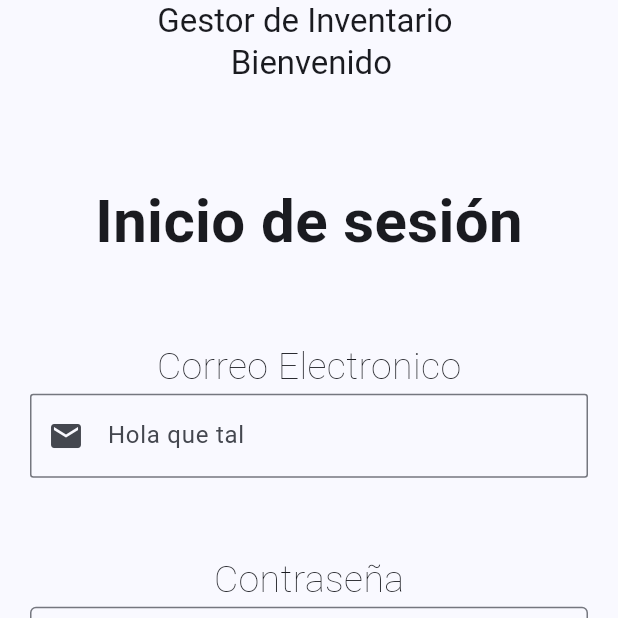
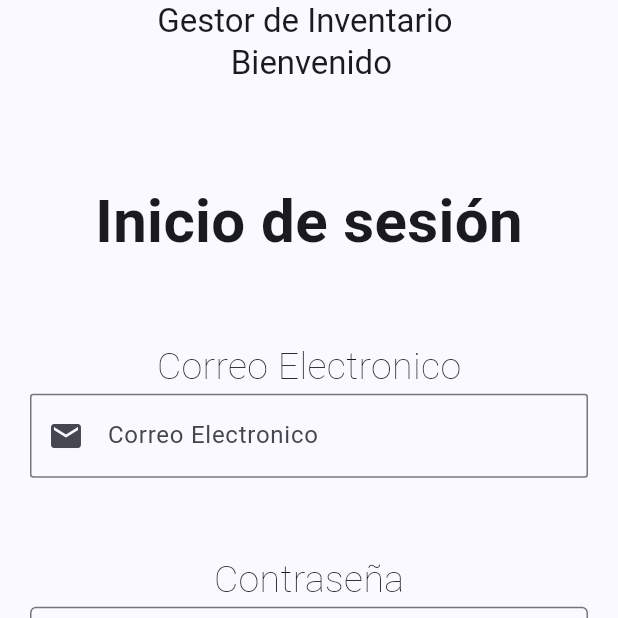
Before and after one commit to MeisLock/gestion_inventario, a Flutter app: the screen it shows after launch, on a phone screen of 412 x 824 dp, the top half of it. Run offline on Flutter 3.47's test engine with Material 3 defaults, Android fonts, the phone set to English and light mode, and no system bars.

Commit message:
Rehacer Cambios

```diff
--- a/lib/screens/login_screen.dart
+++ b/lib/screens/login_screen.dart
@@ -31,7 +31,7 @@ class _LoginScreen extends State<LoginScreen> {
                     TextFormField(
                         textAlign: TextAlign.center,
                         decoration: InputDecoration(
-                            labelText: 'Hola que tal',
+                            labelText: 'Correo Electronico',
                             hintText: 'ejemplo@email.com',
                             prefixIcon: Icon(Icons.email),
                             border: OutlineInputBorder(borderRadius: BorderRadius.circular(2.2)),
```
